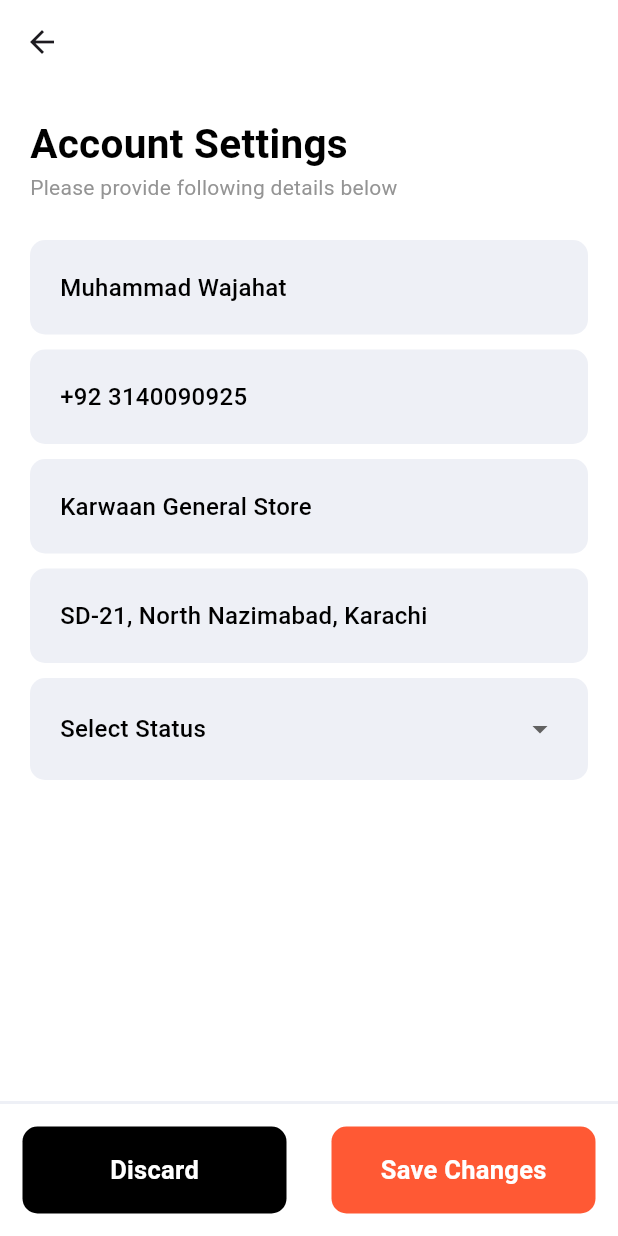
After one commit to IAftabRehman/Karyana-App-with-API-Flutter, a Flutter app: the CustomBottomBar screen opened by its route, item 5 of the bottom bar chosen, after a tap on the "arrow forward ios" icon, on a phone screen of 412 x 824 dp. The commit adds this screen. Run offline on Flutter 3.47's test engine with Material 3 defaults, Android fonts, the light colour scheme and no system bars; drawn by our look-alikes of flutter_animate; our stand-ins replace flutter_bounce, flutter_svg; Roboto replaces fonts that are missing (Poppins).

Commit message:
Design ProfileScreen.dart

```diff
--- a/lib/Configuration/AppRoutes.dart
+++ b/lib/Configuration/AppRoutes.dart
@@ -1,5 +1,6 @@
 import 'package:flutter/cupertino.dart';
 import 'package:internship_second_task/Presentation/CommonWidgets/CustomBottomBar.dart';
+import 'package:internship_second_task/Presentation/Views/AccountSetting.dart';
 import 'package:internship_second_task/Presentation/Views/CheckOutScreen.dart';
 import 'package:internship_second_task/Presentation/Views/ChooseBrand.dart';
 import 'package:internship_second_task/Presentation/Views/HomeScreen.dart';
@@ -9,6 +10,7 @@ import 'package:internship_second_task/Presentation/Views/NotificationScreen.dar
 import 'package:internship_second_task/Presentation/Views/OnBoardingScreen.dart';
 import 'package:internship_second_task/Presentation/Views/PlaceOrderScreen.dart';
 import 'package:internship_second_task/Presentation/Views/ProductDetails.dart';
+import 'package:internship_second_task/Presentation/Views/ProfileScreen.dart';
 import 'package:internship_second_task/Presentation/Views/SavedItem.dart';
 import '../Presentation/Views/OrdersScreen.dart';
 import '../Presentation/Views/SignUpScreen.dart';
@@ -30,6 +32,8 @@ class AppRoutes {
   static const String placeOrder = '/placeOrder';
   static const String notification = '/notification';
   static const String orders = '/orders';
+  static const String profile = '/profile';
+  static const String accountSetting = '/accountSetting';
 
   static Map<String, WidgetBuilder> routes = {
     splash: (context) => SplashScreen(),
@@ -44,6 +48,8 @@ class AppRoutes {
     placeOrder: (context) => PlaceOrderScreen(),
     notification: (context) => NotificationScreen(),
     orders: (context) => OrdersScreen(),
+    profile: (context) => ProfileScreen(),
+    accountSetting: (context) => AccountSetting(),
   };
 
   static Route<dynamic>? onGenerateRoute(RouteSettings settings) {
--- a/lib/Presentation/CommonWidgets/CustomBottomBar.dart
+++ b/lib/Presentation/CommonWidgets/CustomBottomBar.dart
@@ -4,6 +4,7 @@ import 'package:internship_second_task/Configuration/AppColors.dart';
 import 'package:internship_second_task/Presentation/Views/CartScreen.dart';
 import 'package:internship_second_task/Presentation/Views/HomeScreen.dart';
 import 'package:internship_second_task/Presentation/Views/OrdersScreen.dart';
+import 'package:internship_second_task/Presentation/Views/ProfileScreen.dart';
 import 'package:internship_second_task/Presentation/Views/SavedItem.dart';
 
 class CustomBottomBar extends StatefulWidget {
@@ -21,16 +22,28 @@ class _CustomBottomBarState extends State<CustomBottomBar> {
     CartScreen(),
     OrdersScreen(),
     SavedItem(),
-    SavedItem(),
+    ProfileScreen(),
   ];
 
   @override
   Widget build(BuildContext context) {
     return Scaffold(
       body: _screens[_currentIndex],
-      bottomNavigationBar: BottomNavigationBar(
+      bottomNavigationBar: Container(
+        decoration: BoxDecoration(
+          color: AppColors.whiteRelatedColor,
+          border: Border(
+            top: BorderSide(
+              width: 1,
+              color: Color(0xFFE0E0E0),
+            ),
+          ),
+        ),
+        child: BottomNavigationBar(
           currentIndex: _currentIndex,
           backgroundColor: AppColors.whiteRelatedColor,
+          type: BottomNavigationBarType.fixed,
+          elevation: 0, // remove shadow if any
           onTap: (index) {
             setState(() {
               _currentIndex = index;
@@ -79,6 +92,7 @@ class _CustomBottomBarState extends State<CustomBottomBar> {
             ),
           ],
         ),
+      ),
     );
   }
 }
--- /dev/null
+++ b/lib/Presentation/Views/AccountSetting.dart
@@ -0,0 +1,168 @@
+import 'package:flutter/material.dart';
+import 'package:flutter_animate/flutter_animate.dart';
+import 'package:internship_second_task/Presentation/Elements/CustomText.dart';
+
+import '../../Configuration/AppColors.dart';
+import '../Elements/CustomContainer.dart';
+
+class AccountSetting extends StatefulWidget {
+  const AccountSetting({super.key});
+
+  @override
+  State<AccountSetting> createState() => _AccountSettingState();
+}
+
+class _AccountSettingState extends State<AccountSetting> {
+  String? selectedValue;
+
+  final List<String> items = [
+    'Parchoon',
+    'Completed',
+    'Cancelled',
+    'Processing',
+    'Processing',
+    'Processing',
+    'Processing',
+  ];
+
+  @override
+  Widget build(BuildContext context) {
+    return Scaffold(
+      backgroundColor: AppColors.whiteRelatedColor,
+      appBar: AppBar(backgroundColor: Colors.transparent),
+      body: Column(
+        crossAxisAlignment: CrossAxisAlignment.start,
+        children: [
+          const SizedBox(height: 20),
+          Padding(
+            padding: EdgeInsets.symmetric(horizontal: 20),
+            child: MyText(
+              text: "Account Settings",
+              size: 27,
+              fontWeight: FontWeight.bold,
+            ),
+          ),
+          Padding(
+            padding: EdgeInsets.symmetric(horizontal: 20),
+            child: MyText(
+              text: "Please provide following details below",
+              size: 14,
+              color: AppColors.greyTypeColor,
+              fontWeight: FontWeight.w400,
+            ),
+          ),
+          const SizedBox(height: 20),
+          buildMyContainer("Muhammad Wajahat", null),
+          buildMyContainer("+92 3140090925", null),
+          buildMyContainer("Karwaan General Store", null),
+          buildMyContainer("SD-21, North Nazimabad, Karachi", null),
+          MyContainer(
+            margin: EdgeInsets.symmetric(vertical: 5, horizontal: 20),
+            padding: EdgeInsets.symmetric(vertical: 10, horizontal: 20),
+            color: AppColors.secondaryBackgroundColor,
+            borderRadius: BorderRadius.circular(10),
+            child: DropdownButtonHideUnderline(
+              child: DropdownButton<String>(
+                value: selectedValue,
+                hint: MyText(
+                  text: "Select Status",
+                  size: 16,
+                  color: Colors.black,
+                  fontWeight: FontWeight.w500,
+                ),
+                isExpanded: true,
+                icon: const Icon(Icons.arrow_drop_down),
+                items: items.map((String value) {
+                  return DropdownMenuItem<String>(
+                    value: value,
+                    child: Text(value),
+                  );
+                }).toList(),
+                onChanged: (String? newValue) {
+                  setState(() {
+                    selectedValue = newValue!;
+                  });
+                },
+              ),
+            ),
+          ),
+
+          const Spacer(),
+          MyContainer(
+            color: Colors.transparent,
+            border: const Border(
+              top: BorderSide(
+                width: 2,
+                color: AppColors.secondaryBackgroundColor,
+              ),
+            ),
+            child: Row(
+              mainAxisAlignment: MainAxisAlignment.spaceEvenly,
+              children: [
+                buildElevatedButton(
+                  "Discard",
+                  Colors.black,
+                  () => Navigator.pop(context),
+                ),
+                buildElevatedButton(
+                  "Save Changes",
+                  AppColors.backgroundColor,
+                  () {},
+                ),
+              ],
+            ),
+          ),
+        ],
+      ),
+    );
+  }
+
+  MyContainer buildMyContainer(String text, IconData? icon) {
+    return MyContainer(
+      margin: EdgeInsets.symmetric(vertical: 5, horizontal: 20),
+      padding: EdgeInsets.symmetric(vertical: 20, horizontal: 20),
+      color: AppColors.secondaryBackgroundColor,
+      borderRadius: BorderRadius.circular(10),
+      child: Row(
+        children: [
+          icon != null ? MyIconContainer(iconData: icon) : SizedBox(),
+          MyText(
+            text: text,
+            size: 16,
+            color: Colors.black,
+            fontWeight: FontWeight.w500,
+          ),
+        ],
+      ),
+    );
+  }
+
+  Animate buildElevatedButton(
+    String label,
+    Color color,
+    GestureTapCallback onTap,
+  ) {
+    return Animate(
+      effects: const [
+        FadeEffect(duration: Duration(milliseconds: 2000)),
+        MoveEffect(curve: Curves.fastLinearToSlowEaseIn),
+      ],
+      child: Expanded(
+        child: MyContainer(
+          margin: EdgeInsets.symmetric(horizontal: 15, vertical: 15),
+          padding: EdgeInsets.symmetric(vertical: 17),
+          color: color,
+          borderRadius: BorderRadius.circular(10),
+          child: Center(
+            child: MyText(
+              text: label,
+              size: 17,
+              fontWeight: FontWeight.bold,
+              color: AppColors.whiteRelatedColor,
+            ),
+          ),
+        ),
+      ),
+    );
+  }
+}
--- a/lib/Presentation/Views/Login.dart
+++ b/lib/Presentation/Views/Login.dart
@@ -54,7 +54,7 @@ class _LoginScreenState extends State<LoginScreen> {
 
             MyButton(
               onPressed: () {
-                Navigator.pushNamed(context, AppRoutes.bottomBar);
+                Navigator.pushReplacementNamed(context, AppRoutes.bottomBar);
               },
               btnLabel: "Login",
               color: AppColors.backgroundColor,
--- /dev/null
+++ b/lib/Presentation/Views/ProfileScreen.dart
@@ -0,0 +1,115 @@
+import 'package:flutter/material.dart';
+import 'package:internship_second_task/Configuration/AppRoutes.dart';
+import 'package:internship_second_task/Presentation/Elements/CustomText.dart';
+import '../../Configuration/AppColors.dart';
+import '../Elements/CustomContainer.dart';
+
+class ProfileScreen extends StatelessWidget {
+  const ProfileScreen({super.key});
+
+  @override
+  Widget build(BuildContext context) {
+    return Scaffold(
+      backgroundColor: AppColors.whiteRelatedColor,
+      appBar: AppBar(
+        backgroundColor: AppColors.secondaryBackgroundColor,
+        automaticallyImplyLeading: false,
+        title: MyText(text: "Profile", fontWeight: FontWeight.bold, size: 21),
+        actions: [
+          MyIconContainer(iconData: Icons.more_vert_outlined, iconHeight: 30),
+        ],
+        bottom: PreferredSize(
+          preferredSize: Size(double.infinity, 120),
+          child: MyContainer(
+            padding: EdgeInsets.only(top: 10, bottom: 20, left: 20, right: 20),
+            child: MyContainer(
+              height: 100,
+              width: double.infinity,
+              color: AppColors.whiteRelatedColor,
+              borderRadius: BorderRadius.circular(10),
+              padding: EdgeInsets.all(8),
+              child: Row(
+                children: [
+                  CircleAvatar(
+                    radius: 30,
+                    backgroundColor: Colors.blue,
+                    child: Image.asset(
+                      "assets/images/corn.png",
+                      fit: BoxFit.cover,
+                    ),
+                  ),
+                  const SizedBox(width: 10),
+                  Column(
+                    crossAxisAlignment: CrossAxisAlignment.start,
+                    mainAxisAlignment: MainAxisAlignment.center,
+                    children: [
+                      MyText(
+                        text: "Muhammad Wajahat",
+                        size: 18,
+                        fontWeight: FontWeight.bold,
+                      ),
+                      MyText(
+                        text: "mwajahat.038@gmail.com",
+                        size: 16,
+                        fontWeight: FontWeight.w500,
+                        color: AppColors.backgroundColor,
+                      ),
+                      MyText(
+                        text: "+44 647886434",
+                        size: 15,
+                        fontWeight: FontWeight.bold,
+                      ),
+                    ],
+                  ),
+                  const Spacer(),
+                  Align(
+                    alignment: Alignment.topRight,
+                    child: MyIconContainer(
+                      iconData: Icons.edit_square,
+                      iconColor: AppColors.backgroundColor,
+                      iconHeight: 30,
+                    ),
+                  ),
+                ],
+              ),
+            ),
+          ),
+        ),
+      ),
+      body: Padding(
+        padding: const EdgeInsets.symmetric(horizontal: 20, vertical: 8),
+        child: Column(
+          children: [
+            buildContainer("Account Settings", () => Navigator.pushNamed(context, AppRoutes.accountSetting), null),
+            buildContainer("Terms & Conditions", (){}, null),
+            buildContainer("Privacy Policy", (){}, null),
+            buildContainer("Help & Support", (){}, null),
+            buildContainer("Rate Our App", (){}, null),
+            buildContainer("Logout", (){}, AppColors.backgroundColor),
+          ],
+        ),
+      ),
+    );
+  }
+
+  MyContainer buildContainer(String text, GestureTapCallback onTap, Color? textColor) {
+    return MyContainer(
+      margin: EdgeInsets.symmetric(vertical: 5),
+      padding: EdgeInsets.symmetric(vertical: 5, horizontal: 12),
+      color: AppColors.secondaryBackgroundColor,
+      borderRadius: BorderRadius.circular(10),
+      child: Row(
+        mainAxisAlignment: MainAxisAlignment.spaceBetween,
+        children: [
+          MyText(text: text, size: 16, color: textColor ?? Colors.black, fontWeight: FontWeight.w500,),
+          MyIconContainer(
+            iconHeight: 20,
+            iconData: Icons.arrow_forward_ios_rounded,
+            iconColor: AppColors.greyTypeColor,
+            onTap: onTap,
+          ),
+        ],
+      ),
+    );
+  }
+}
```
Lines whose indentation alone changed are shown as unchanged.
